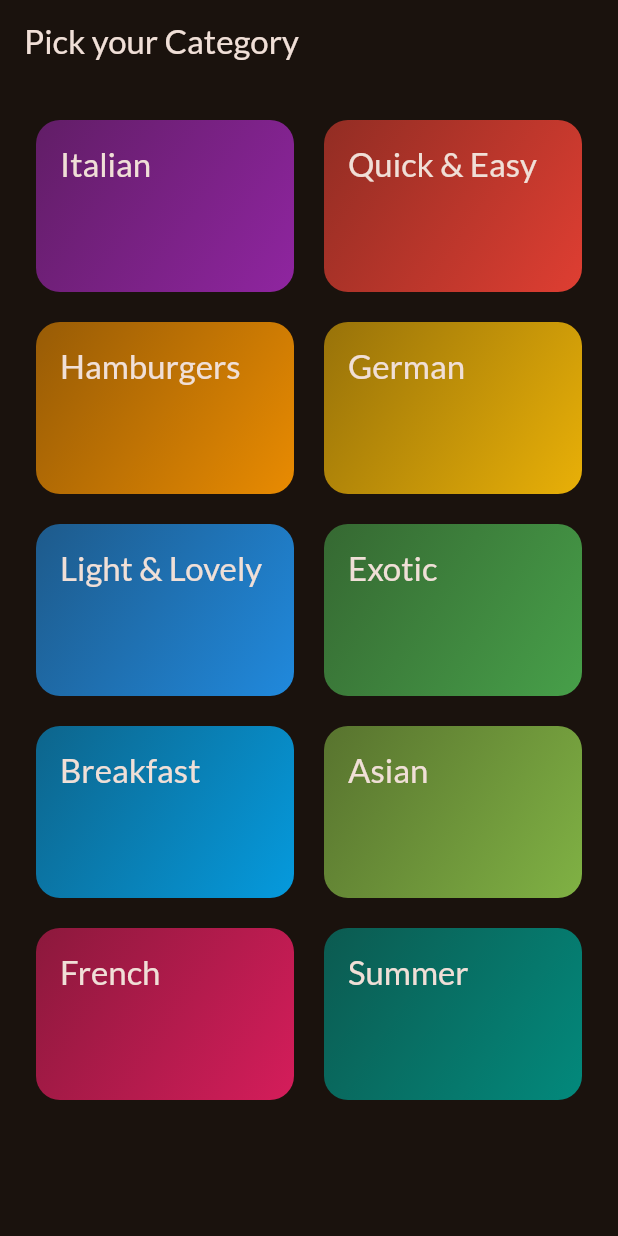
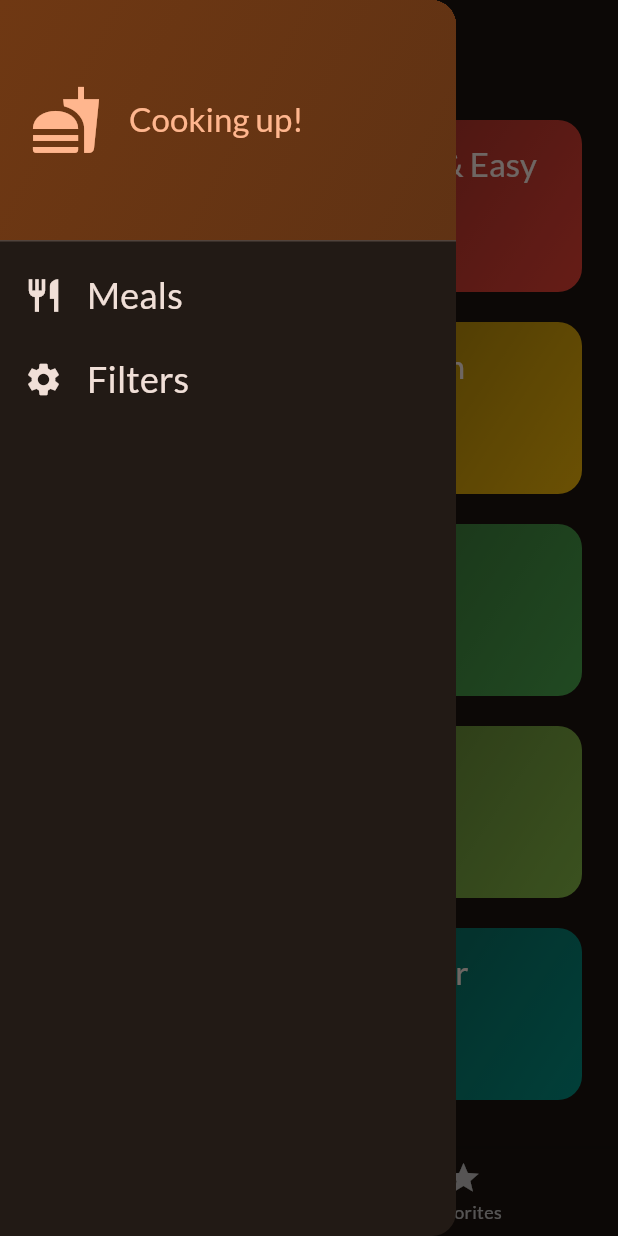
Before and after one commit to nahid246hasan/MEALS, a Flutter app: the screen it shows after launch, with the side drawer open (before the commit the screen has no drawer), on a phone screen of 412 x 824 dp. Run offline on Flutter 3.47's test engine with Material 2 defaults, Android fonts, the phone set to English and light mode, and no system bars; our stand-ins replace flutter_riverpod, google_fonts, transparent_image.

Commit message:
Created a provider derectory. here i use 2 provider.dart file 1 for static value like meals details access. another one is favorite meal
though favorite selection is dynamic process I mean added favorite and remove favorite. here i used a different type Using state notifier....

Details in the provider code..........

```diff
--- a/lib/main.dart
+++ b/lib/main.dart
@@ -1,6 +1,7 @@
 import 'package:flutter/material.dart';
 import 'package:google_fonts/google_fonts.dart';
-import 'package:meals/screens/categories_screen.dart';
+import 'package:meals/screens/tabs.dart';
+import 'package:flutter_riverpod/flutter_riverpod.dart';
 
 final theme = ThemeData(
   useMaterial3: true,
@@ -12,7 +13,11 @@ final theme = ThemeData(
 );
 
 void main() {
-  runApp(const App());
+  //ProviderScope diye amader app() ke wrap korte hobe provider enable korar
+  //jonno
+  runApp(const ProviderScope(
+    child: App(),
+  ));
 }
 
 class App extends StatelessWidget {
@@ -22,7 +27,7 @@ class App extends StatelessWidget {
   Widget build(BuildContext context) {
     return MaterialApp(
       theme: theme,
-      home: const CategoriesScreen(),
+      home: const TabsScreen(),
     );
   }
 }
--- /dev/null
+++ b/lib/providers/meals_provider.dart
@@ -0,0 +1,8 @@
+import 'package:flutter_riverpod/flutter_riverpod.dart';
+import 'package:meals/data/dummy_data.dart';
+
+//ei provider() use kora hoy static value er jonno
+//like dummyMeals ekti static list
+final mealsProvider= Provider((ref) {
+  return dummyMeals;
+});
--- a/lib/screens/categories_screen.dart
+++ b/lib/screens/categories_screen.dart
@@ -3,17 +3,27 @@ import 'package:flutter/material.dart';
 import 'package:meals/data/dummy_data.dart';
 import 'package:meals/screens/meals.dart';
 
+import '../models/category.dart';
+import '../models/meal.dart';
 import '../widgets/category_grid_item.dart';
 
 class CategoriesScreen extends StatelessWidget {
-  const CategoriesScreen({super.key});
+  const CategoriesScreen({
+    super.key,
+    required this.availableMeals,
+    });
 
-  void _selectCategory(BuildContext context) {
+  final List<Meal> availableMeals;
+
+  void _selectCategory(BuildContext context, Category category) {
+    final filteredMeals = availableMeals
+        .where((meal) => meal.categories.contains(category.id))
+        .toList();
     Navigator.of(context).push(
       MaterialPageRoute(
         builder: (ctx) => MealsScreen(
-          title: 'Some Title',
-          meals: [],
+          title: category.title,
+          meals: filteredMeals,
         ),
       ),
     );
@@ -21,12 +31,7 @@ class CategoriesScreen extends StatelessWidget {
 
   @override
   Widget build(BuildContext context) {
-    return Scaffold(
-      appBar: AppBar(
-        title: const Text('Pick your Category'),
-      ),
-      //GridView automatically scrollable
-      body: GridView(
+    return GridView(
       padding: EdgeInsets.all(24),
       gridDelegate: const SliverGridDelegateWithFixedCrossAxisCount(
         crossAxisCount: 2,
@@ -41,11 +46,10 @@ class CategoriesScreen extends StatelessWidget {
         for (final category in availableCategories)
           CategoryGridItem(
               onselectCategory: () {
-                  _selectCategory(context);
+                _selectCategory(context, category);
               },
               category: category)
       ],
-      ),
     );
   }
 }
--- /dev/null
+++ b/lib/screens/tabs.dart
@@ -0,0 +1,113 @@
+import 'package:flutter/cupertino.dart';
+import 'package:flutter/material.dart';
+import 'package:meals/screens/categories_screen.dart';
+import 'package:meals/screens/filters.dart';
+import 'package:meals/screens/meals.dart';
+import 'package:meals/widgets/main_drawer.dart';
+import 'package:meals/providers/meals_provider.dart';
+import 'package:flutter_riverpod/flutter_riverpod.dart';
+import 'package:meals/providers/favorites_provider.dart';
+import '../models/meal.dart';
+
+const kInitialFilter = {
+  Filter.glutenFree: false,
+  Filter.lactoseFree: false,
+  Filter.vegetarian: false,
+  Filter.vegan: false,
+};
+
+class TabsScreen extends ConsumerStatefulWidget {//ConsumerStatefulWidget use kora hoy provider use korar jonno
+
+  const TabsScreen({super.key});
+
+  @override
+  ConsumerState<TabsScreen> createState() => _TabsScreenState();
+}
+
+class _TabsScreenState extends ConsumerState<TabsScreen> {
+  int _selectedPageIndex = 0;
+  Map<Filter, bool> _selectedFilters = kInitialFilter;
+
+
+
+  void _selectPage(int index) {
+    setState(() {
+      _selectedPageIndex = index;
+    });
+  }
+
+  void _setScreen(String identifier) async {
+    if (identifier == 'filters') {
+      Navigator.of(context).pop();
+      final result = await Navigator.of(context).push<Map<Filter, bool>>(
+        MaterialPageRoute(
+          builder: (ctx) => FilterScreen(currentsFilter: _selectedFilters,),),
+      );
+      setState(() {
+        _selectedFilters = result ?? kInitialFilter;
+      });
+    }
+    else {
+      Navigator.of(context).pop();
+    }
+  }
+
+  @override
+  Widget build(BuildContext context) {
+    //ref.read(provider);
+    final meals=ref.watch(mealsProvider);
+    //ref.read()  diye amra provider er data read korbo
+    //ref.watch() setup listener that rebuild build method
+
+    final availableMeals = meals.where((meal) {
+      if (_selectedFilters[Filter.glutenFree]! && !meal.isGlutenFree) {
+        return false;
+      }
+      if (_selectedFilters[Filter.lactoseFree]! && !meal.isLactoseFree) {
+        return false;
+      }
+      if (_selectedFilters[Filter.vegetarian]! && !meal.isVegetarian) {
+        return false;
+      }
+      if (_selectedFilters[Filter.vegan]! && !meal.isVegan) {
+        return false;
+      }
+      return true;
+    }).toList();
+
+    Widget activePage = CategoriesScreen(
+      availableMeals: availableMeals,
+    );
+    String activePageTitle = 'Categories';
+    if (_selectedPageIndex == 1) {
+      final favoriteMeals= ref.watch(favoriteMealsProvider);
+      activePage = MealsScreen(
+        meals: favoriteMeals,
+      );
+      activePageTitle = 'Your Favourites';
+    }
+    return Scaffold(
+      drawer: MainDrawer(onSelectScreen: _setScreen,),
+      appBar: AppBar(
+        title: Text(activePageTitle),
+      ),
+      body: activePage,
+      bottomNavigationBar: BottomNavigationBar(
+        currentIndex: _selectedPageIndex,
+        onTap: (index) {
+          _selectPage(index);
+        },
+        items: const [
+          BottomNavigationBarItem(
+            icon: Icon(Icons.set_meal),
+            label: 'Category',
+          ),
+          BottomNavigationBarItem(
+            icon: Icon(Icons.star),
+            label: 'Favorites',
+          )
+        ],
+      ),
+    );
+  }
+}
--- /dev/null
+++ b/lib/widgets/main_drawer.dart
@@ -0,0 +1,82 @@
+import 'package:flutter/cupertino.dart';
+import 'package:flutter/material.dart';
+
+class MainDrawer extends StatelessWidget {
+  const MainDrawer({super.key,required this.onSelectScreen});
+
+  final void Function(String identifier) onSelectScreen;
+
+  @override
+  Widget build(BuildContext context) {
+    return Drawer(
+      child: Column(
+        children: [
+          DrawerHeader(
+            padding: EdgeInsets.all(20),
+            decoration: BoxDecoration(
+                gradient: LinearGradient(
+              colors: [
+                Theme.of(context).colorScheme.primaryContainer,
+                Theme.of(context).colorScheme.primaryContainer.withOpacity(0.8),
+              ],
+              begin: Alignment.topLeft,
+              end: Alignment.bottomRight,
+            )),
+            child: Row(
+              children: [
+                Icon(
+                  Icons.fastfood,
+                  size: 48,
+                  color: Theme.of(context).colorScheme.primary,
+                ),
+                const SizedBox(
+                  width: 18,
+                ),
+                Text(
+                  'Cooking up!',
+                  style: Theme.of(context).textTheme.titleLarge!.copyWith(
+                        color: Theme.of(context).colorScheme.primary,
+                      ),
+                )
+              ],
+            ),
+          ),
+          ListTile(
+            leading: Icon(
+              Icons.restaurant,
+              size: 26,
+              color: Theme.of(context).colorScheme.onBackground,
+            ),
+            title: Text(
+              'Meals',
+              style: Theme.of(context).textTheme.titleSmall!.copyWith(
+                    color: Theme.of(context).colorScheme.onBackground,
+                    fontSize: 24,
+                  ),
+            ),
+            onTap: () {
+              onSelectScreen('meals');
+            },
+          ),
+          ListTile(
+            leading: Icon(
+              Icons.settings,
+              size: 26,
+              color: Theme.of(context).colorScheme.onBackground,
+            ),
+            title: Text(
+              'Filters',
+              style: Theme.of(context).textTheme.titleSmall!.copyWith(
+                    color: Theme.of(context).colorScheme.onBackground,
+                    fontSize: 24,
+                  ),
+            ),
+            onTap: () {
+              onSelectScreen('filters');
+            },
+          ),
+        ],
+      ),
+    );
+  }
+}
--- a/pubspec.yaml
+++ b/pubspec.yaml
@@ -36,6 +36,9 @@ dependencies:
   # Use with the CupertinoIcons class for iOS style icons.
   cupertino_icons: ^1.0.2
   google_fonts: ^6.1.0
+  transparent_image: ^2.0.1
+  flutter_riverpod: ^2.4.3
+
 
 dev_dependencies:
   flutter_test:
```
Also changed, not shown: lib/providers/favorites_provider.dart (added, +36 -0 lines), lib/screens/filters.dart (added, +160 -0 lines), lib/screens/meal_details.dart (added, +100 -0 lines), lib/screens/meals.dart (+28 -5 lines), lib/widgets/meal_item.dart (added, +98 -0 lines), lib/widgets/meal_item_trait.dart (added, +24 -0 lines), pubspec.lock. Lines whose indentation alone changed are shown as unchanged.
